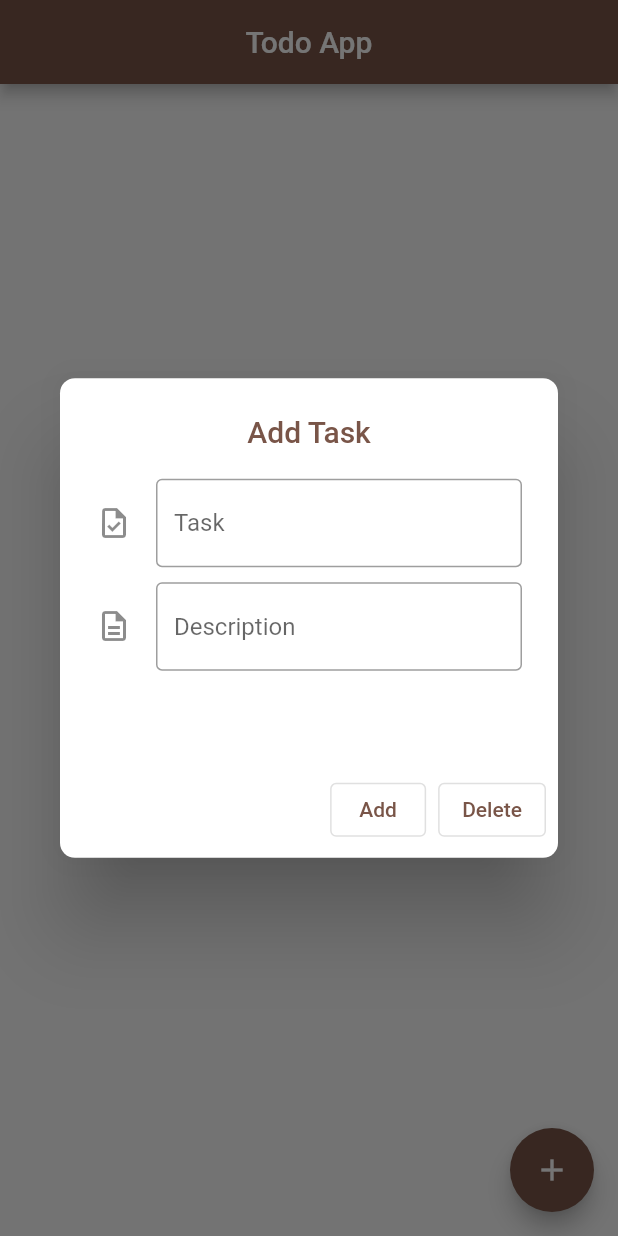
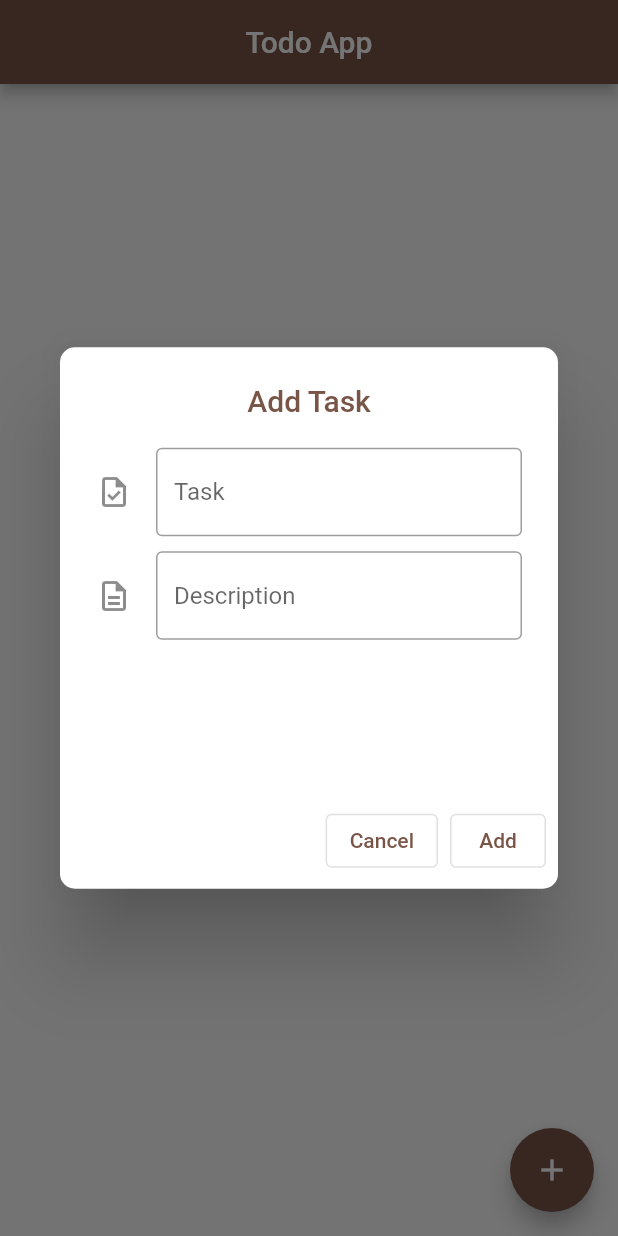
Before and after one commit to Utsukta/TodoApp_Flutter_Firebase, a Flutter app: the screen it shows after launch, after a tap on the "add" icon, on a phone screen of 412 x 824 dp. Run offline on Flutter 3.47's test engine with Material 2 defaults, Android fonts, the phone set to English and light mode, and no system bars; our stand-ins replace cloud_firestore, firebase_core; accounts and stored records are empty.

Commit message:
second commit

```diff
--- a/lib/views/homepage.dart
+++ b/lib/views/homepage.dart
@@ -160,6 +160,13 @@ class _MyHomePageState extends State<MyHomePage> {
     todos = [];
   }
 
+  final addsnackBar = const SnackBar(
+    content: Text('Task Added '),
+  );
+  final deletesnackBar = const SnackBar(
+    content: Text('Task Deleted'),
+  );
+
   createToDo() {
     DocumentReference documentReference =
         FirebaseFirestore.instance.collection("MyTodos").doc(title);
@@ -169,18 +176,16 @@ class _MyHomePageState extends State<MyHomePage> {
       "todoDesc": description
     };
 
-    documentReference
-        .set(todoList)
-        .whenComplete(() => print("Data stored successfully"));
+    documentReference.set(todoList).whenComplete(
+        () => ScaffoldMessenger.of(context).showSnackBar(addsnackBar));
   }
 
   deleteTodo(item) {
     DocumentReference documentReference =
         FirebaseFirestore.instance.collection("MyTodos").doc(item);
 
-    documentReference
-        .delete()
-        .whenComplete(() => print("deleted successfully"));
+    documentReference.delete().whenComplete(
+        () => ScaffoldMessenger.of(context).showSnackBar(deletesnackBar));
   }
 
   @override
@@ -217,7 +222,7 @@ class _MyHomePageState extends State<MyHomePage> {
                               : ""),
                           trailing: IconButton(
                             icon: const Icon(Icons.delete),
-                            color: Colors.red,
+                            color: const Color.fromARGB(255, 190, 111, 105),
                             onPressed: () {
                               setState(() {
                                 //todos.removeAt(index);
@@ -258,7 +263,7 @@ class _MyHomePageState extends State<MyHomePage> {
                   ),
                   content: SizedBox(
                     width: MediaQuery.of(context).size.width,
-                    height: MediaQuery.of(context).size.height / 5,
+                    height: MediaQuery.of(context).size.height / 4,
                     child: Column(
                       children: [
                         TextField(
@@ -288,18 +293,17 @@ class _MyHomePageState extends State<MyHomePage> {
                   actions: <Widget>[
                     OutlinedButton(
                         onPressed: () {
+                          Navigator.of(context).pop();
+                        },
+                        child: const Text("Cancel")),
+                    OutlinedButton(
+                        onPressed: () {
                           setState(() {
-                            //todos.add(title);
                             createToDo();
                           });
                           Navigator.of(context).pop();
                         },
                         child: const Text("Add")),
-                    OutlinedButton(
-                        onPressed: () {
-                          Navigator.of(context).pop();
-                        },
-                        child: const Text("Delete")),
                   ],
                 );
               });
--- a/pubspec.yaml
+++ b/pubspec.yaml
@@ -33,6 +33,9 @@ dependencies:
   firebase_core: ^2.16.0
   flutter:
     sdk: flutter
+  fluttertoast:
+  table_calendar: ^3.0.9
+
 
 dev_dependencies:
   flutter_lints: ^2.0.0
```
Also changed, not shown: pubspec.lock.
